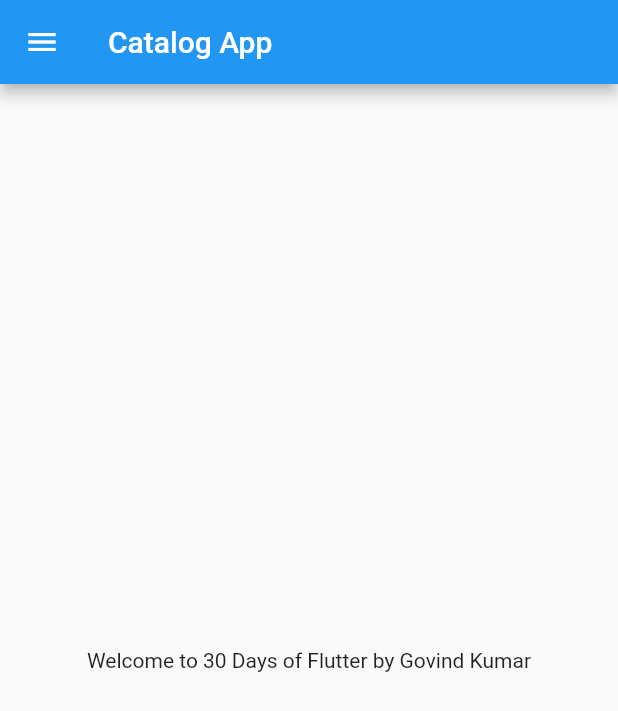
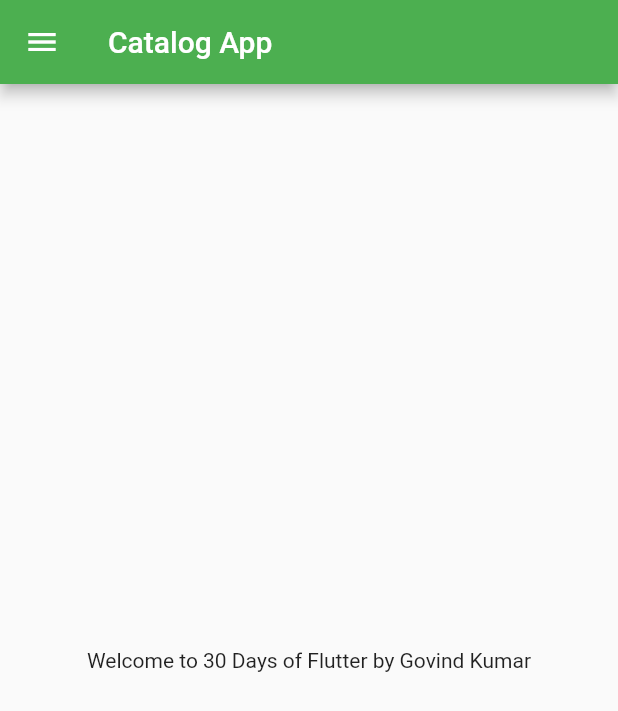
Before and after one commit to govindkmk/30DaysOfFlutter, a Flutter app: the screen it shows after launch, on a phone screen of 412 x 824 dp. Shown: the top 711 px of the screen. Run offline on Flutter 3.47's test engine with Material 2 defaults, Android fonts, the phone set to English and light mode, and no system bars.

Commit message:
Day 3 Completed

```diff
--- a/lib/main.dart
+++ b/lib/main.dart
@@ -1,7 +1,7 @@
 import 'package:flutter/material.dart';
 
-import 'package:flutter/material.dart';
-import 'package:flutter_catalog/home_page.dart';
+import 'package:flutter_catalog/pages/home_page.dart';
+import 'package:flutter_catalog/pages/login.dart';
 
 void main() {
   runApp(MyApp());
@@ -12,7 +12,16 @@ class MyApp extends StatelessWidget {
 
   Widget build(BuildContext context) {
     return MaterialApp(
-      home: Home_Page(),
-    );
+        themeMode: ThemeMode.dark,
+        theme: ThemeData(primarySwatch: Colors.red),
+        darkTheme: ThemeData(
+            //brightness: Brightness.dark
+            primarySwatch: Colors.green),
+        initialRoute: "/home",
+        routes: {
+          "/": (context) => Login_Page(),
+          "/home": (context) => Home_Page(),
+          "/login": (context) => Login_Page(),
+        });
   }
 }
```
Also changed, not shown: lib/pages/login.dart (added, +19 -0 lines), lib/pages/home_page.dart (renamed from lib/home_page.dart), 1 other file.
